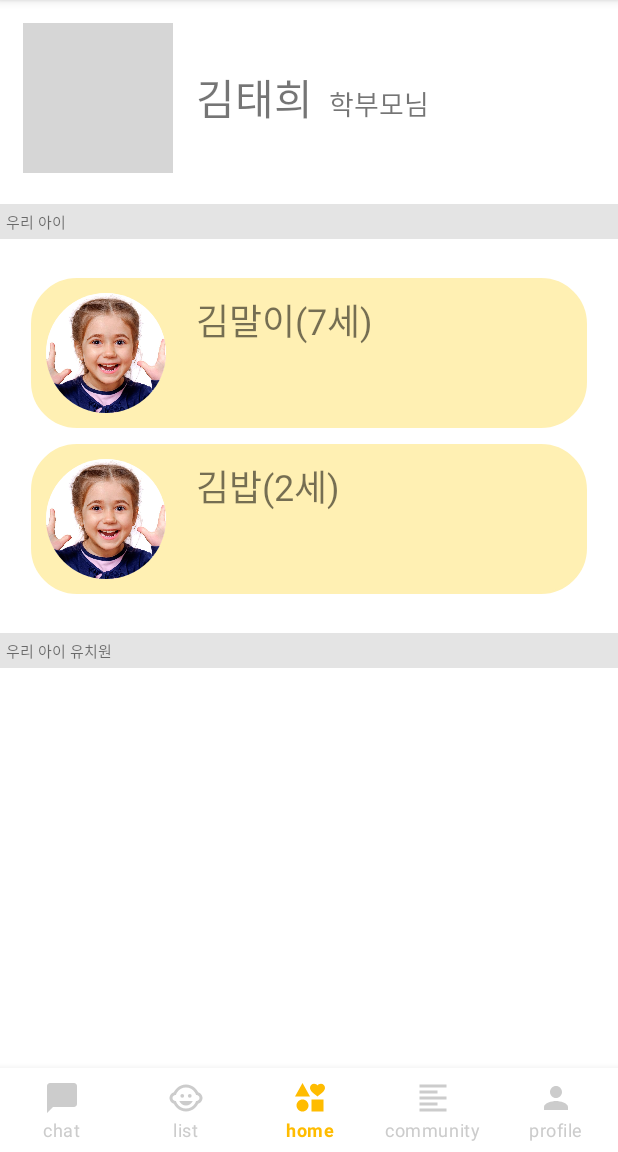
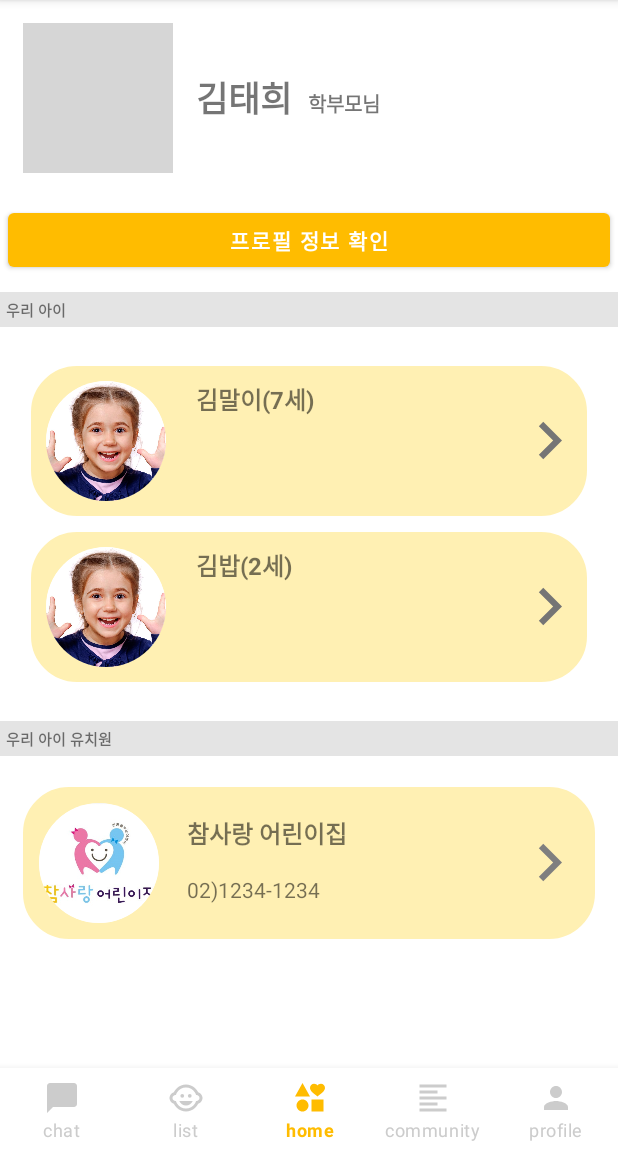
Before and after one commit to jjunehee/EveryKid, an Android app: the fragment ProfileFragment placed in its activity, on a phone screen of 412 x 824 dp, the part 84-1236 px from its top. Run offline under Robolectric (Android 15) with nearby library versions, the phone set to English and light mode, and no system bars; network calls fail; grey boxes are pictures that could not be loaded.

Commit message:
[노수진]프로필레이아웃수정

```diff
--- a/Frontend/app/src/main/java/com/capstone/everykid/View/Activity/ProfileFragment.java
+++ b/Frontend/app/src/main/java/com/capstone/everykid/View/Activity/ProfileFragment.java
@@ -1,6 +1,7 @@
 package com.capstone.everykid.View.Activity;
 
 import android.app.ActionBar;
+import android.content.Intent;
 import android.graphics.drawable.Drawable;
 import android.os.Bundle;
 
@@ -14,7 +15,9 @@ import android.view.View;
 import android.view.ViewGroup;
 import android.widget.Button;
 import android.widget.ImageView;
+import android.widget.TextView;
 
+import com.capstone.everykid.InfoActivity;
 import com.capstone.everykid.Model.RecyclerItem;
 import com.capstone.everykid.R;
 import com.capstone.everykid.View.Adapter.RecyclerImageTextAdapter;
@@ -22,13 +25,13 @@ import com.capstone.everykid.View.Adapter.RecyclerImageTextAdapter;
 import java.util.ArrayList;
 
 public class ProfileFragment extends Fragment {
-    ImageView img;
-
     RecyclerView mRecyclerView=null;
     RecyclerImageTextAdapter mAdapter=null;
     ArrayList<RecyclerItem>mList= new ArrayList<RecyclerItem>();
 
-
+    TextView p_name;
+    ImageView p_img,kinder_img;
+    Button info_btn;
     public ProfileFragment() {
         // Required empty public constructor
     }
@@ -51,30 +54,28 @@ public class ProfileFragment extends Fragment {
 //        ActionBar bar =getActivity().getActionBar();
 //        bar.setTitle("프로필");
 
+        p_img=(ImageView)view.findViewById(R.id.profile_img); //로그인유저의 프로필사진
+        p_name=(TextView)view.findViewById(R.id.profile_name); //로그인 유저의 이름름
+        kinder_img=view.findViewById(R.id.kinder_profile);
+        info_btn=view.findViewById(R.id.kinder_btn);
+        info_btn.setOnClickListener(new View.OnClickListener() {
+            @Override
+            public void onClick(View view) {
+                Intent intent = new Intent(getActivity(), InfoActivity.class);
+                startActivity(intent);
+            }
+        });
         //프로필 사진 배경에 맞게 자르기
-        img = (ImageView) view.findViewById(R.id.iv_profile); //프로필 사진
-        img.setClipToOutline(true);
-
+        p_img.setClipToOutline(true);
+        kinder_img.setClipToOutline(true);
+        // 부모님일 경우 자녀 정보 리싸이클러뷰
         mRecyclerView = view.findViewById(R.id.recycler1);
         mAdapter = new RecyclerImageTextAdapter(mList);
-
-
         mRecyclerView.setLayoutManager(new LinearLayoutManager(getActivity().getApplicationContext()));
-
         addItem(getResources().getDrawable(R.drawable.kidprofile), "김말이(7세)");
         addItem(getResources().getDrawable(R.drawable.kidprofile), "김밥(2세)");
-
-
-        mRecyclerView.setAdapter(mAdapter);
-
+        mRecyclerView.setAdapter(mAdapter); //자녀들 리사이클러뷰어댑터에 추가
         mAdapter.notifyDataSetChanged();
-        //        Button btn =view.findViewById(R.id.btn_setting);
-//        btn.setOnClickListener(new View.OnClickListener(){
-//            @Override
-//            public void onClick(View view){
-//
-//            }
-//        });
         return view;
     }
     public void addItem(Drawable icon, String title){
--- a/Frontend/app/src/main/res/layout/childlist_item.xml
+++ b/Frontend/app/src/main/res/layout/childlist_item.xml
@@ -18,10 +18,23 @@
             android:background="@drawable/round_background" />
     </FrameLayout>
     <TextView
-      android:layout_width="wrap_content"
-      android:layout_height="wrap_content"
-      android:id="@+id/kid_name"
-      android:textSize="24dp"
-      android:gravity="center"
-      android:padding="10dp"/>
+        android:layout_width="wrap_content"
+        android:layout_height="wrap_content"
+        android:id="@+id/kid_name"
+        android:textSize="16dp"
+        android:textStyle="bold"
+        android:gravity="center"
+        android:padding="10dp"/>
+    <FrameLayout
+        android:layout_width="match_parent"
+        android:layout_height="match_parent">
+        <ImageView
+            android:layout_width="50dp"
+            android:layout_height="50dp"
+            android:layout_gravity="end|center_vertical"
+
+            android:background="@drawable/ic_baseline_chevron_right_24"
+            />
+    </FrameLayout>
+
 </LinearLayout>
--- a/Frontend/app/src/main/res/layout/fragment_chat.xml
+++ b/Frontend/app/src/main/res/layout/fragment_chat.xml
@@ -5,7 +5,6 @@
     xmlns:app="http://schemas.android.com/apk/res-auto"
     android:layout_width="match_parent"
     android:layout_height="match_parent"
-    android:layout_marginTop="40dp"
     android:orientation="vertical"
     tools:context=".View.Activity.ChatFragment">
 
--- a/Frontend/app/src/main/res/layout/fragment_profile.xml
+++ b/Frontend/app/src/main/res/layout/fragment_profile.xml
@@ -4,6 +4,10 @@
     android:layout_width="match_parent"
     android:layout_height="match_parent"
     xmlns:app="http://schemas.android.com/apk/res-auto">
+
+    <ScrollView
+        android:layout_width="match_parent"
+        android:layout_height="match_parent">
 
         <LinearLayout
             android:layout_width="match_parent"
@@ -20,40 +24,55 @@
                 android:layout_height="wrap_content"
                 android:orientation="horizontal"
                 android:padding="15dp">
+
                 <ImageView
-                android:id="@+id/iv_profile"
-                android:background="@drawable/round_background"
+                    android:id="@+id/profile_img"
                     android:layout_width="100dp"
                     android:layout_height="100dp"
                     android:layout_gravity="center_vertical"
+                    android:background="@drawable/round_background"
 
                     android:src="@drawable/img" />
+
                 <LinearLayout
                     android:layout_width="match_parent"
                     android:layout_height="wrap_content"
+                    android:layout_gravity="center_vertical"
                     android:orientation="horizontal"
-                android:layout_gravity="center_vertical"
-                android:padding="10dp"
-                >
+                    android:padding="10dp">
+
+                    <TextView
+                        android:id="@+id/profile_name"
+                        android:layout_width="wrap_content"
+                        android:layout_height="wrap_content"
+                        android:layout_margin="5dp"
+                        android:gravity="center"
+                        android:text="김태희"
+                        android:textSize="23dp"
+                        android:textStyle="bold" />
+
                     <TextView
                         android:layout_width="wrap_content"
                         android:layout_height="wrap_content"
+                        android:layout_margin="5dp"
+
                         android:gravity="center"
-                    android:text="김태희"
-                    android:textSize="28dp"
-                    android:layout_margin="5dp"/>
-                <TextView
-                    android:layout_width="wrap_content"
-                    android:layout_height="wrap_content"
                         android:text="학부모님"
-
-                    android:textSize="18dp"
-                    android:gravity="center"
-                    android:layout_margin="5dp"
-                    />
+                        android:textSize="13dp"
+                        android:textStyle="bold" />
 
                 </LinearLayout>
             </LinearLayout>
+
+            <Button
+                android:id="@+id/profile_btn"
+                android:layout_width="match_parent"
+                android:layout_height="wrap_content"
+                android:layout_margin="5dp"
+                android:padding="5dp"
+                android:text="프로필 정보 확인"
+                android:textStyle="bold" />
+
 
             <FrameLayout
                 android:layout_width="match_parent"
@@ -67,15 +86,16 @@
                     android:layout_width="wrap_content"
                     android:layout_height="wrap_content"
                     android:text="우리 아이"
-                android:textSize="10dp" />
+                    android:textSize="10dp"
+                    android:textStyle="bold" />
             </FrameLayout>
 
             <androidx.recyclerview.widget.RecyclerView
+                android:id="@+id/recycler1"
                 android:layout_width="match_parent"
                 android:layout_height="wrap_content"
-            android:id="@+id/recycler1"
                 android:layout_margin="10dp"
-            android:padding="5dp"/>
+                android:padding="5dp" />
 
             <FrameLayout
                 android:layout_width="match_parent"
@@ -84,15 +104,77 @@
                 android:layout_marginBottom="5dp"
                 android:background="#E4E4E4"
                 android:padding="4dp">
+
                 <TextView
                     android:layout_width="wrap_content"
                     android:layout_height="wrap_content"
                     android:text="우리 아이 유치원"
-                android:textSize="10dp"/>
+                    android:textSize="10dp"
+                    android:textStyle="bold" />
             </FrameLayout>
+
+            <LinearLayout
+                android:layout_width="match_parent"
+                android:layout_height="wrap_content"
+                android:layout_margin="15dp"
+                android:padding="5dp"
+                android:background="@drawable/round_background_2"
+                android:orientation="horizontal">
+
+                <FrameLayout
+                    android:layout_width="wrap_content"
+                    android:layout_height="wrap_content"
+                    android:padding="5dp">
+
+                    <ImageView
+                        android:id="@+id/kinder_profile"
+                        android:layout_width="80dp"
+                        android:layout_height="80dp"
+                        android:background="@drawable/round_background"
+                        android:scaleType="centerCrop"
+                        android:src="@drawable/kinderprofile"/>
+                </FrameLayout>
+                <LinearLayout
+                    android:layout_width="wrap_content"
+                    android:layout_height="wrap_content"
+                    android:orientation="vertical"
+                    android:layout_margin="5dp">
+                    <TextView
+                        android:id="@+id/kinder_name"
+                        android:text="참사랑 어린이집"
+                        android:layout_width="wrap_content"
+                        android:layout_height="wrap_content"
+                        android:gravity="center"
+                        android:padding="8dp"
+                        android:textSize="16dp"
+                        android:textStyle="bold"/>
+                    <TextView
+                        android:layout_width="wrap_content"
+                        android:layout_height="wrap_content"
+                        android:id="@+id/kinder_phone"
+                        android:text="02)1234-1234"
+                        android:padding="8dp"/>
+                </LinearLayout>
+
+
+                <FrameLayout
+                    android:layout_width="match_parent"
+                    android:layout_height="match_parent">
+                    <androidx.appcompat.widget.AppCompatButton
+                        android:layout_width="50dp" android:layout_height="50dp"
+                        android:layout_gravity="end|center_vertical"
+                        android:background="@drawable/ic_baseline_chevron_right_24"
+                        android:id="@+id/kinder_btn"
+                        android:backgroundTint="@color/gray_text_color"
+                        android:textColor="#7A7A7A" />
+                </FrameLayout>
+
+            </LinearLayout>
+
+
+        </LinearLayout>
+    </ScrollView>
 
 
 
-    </LinearLayout>
-
 </androidx.constraintlayout.widget.ConstraintLayout>
```
Also changed, not shown: Frontend/app/src/main/AndroidManifest.xml (+18 -14 lines), Frontend/app/src/main/java/com/capstone/everykid/InfoActivity.java (added, +61 -0 lines), Frontend/app/src/main/java/com/capstone/everykid/SettingActivity.java (added, +14 -0 lines), Frontend/app/src/main/res/layout/activity_info.xml (added, +80 -0 lines), Frontend/app/src/main/res/layout/activity_setting.xml (added, +9 -0 lines), Frontend/app/src/main/res/drawable/kinderprofile.jpg (added). Lines whose indentation alone changed are shown as unchanged.
